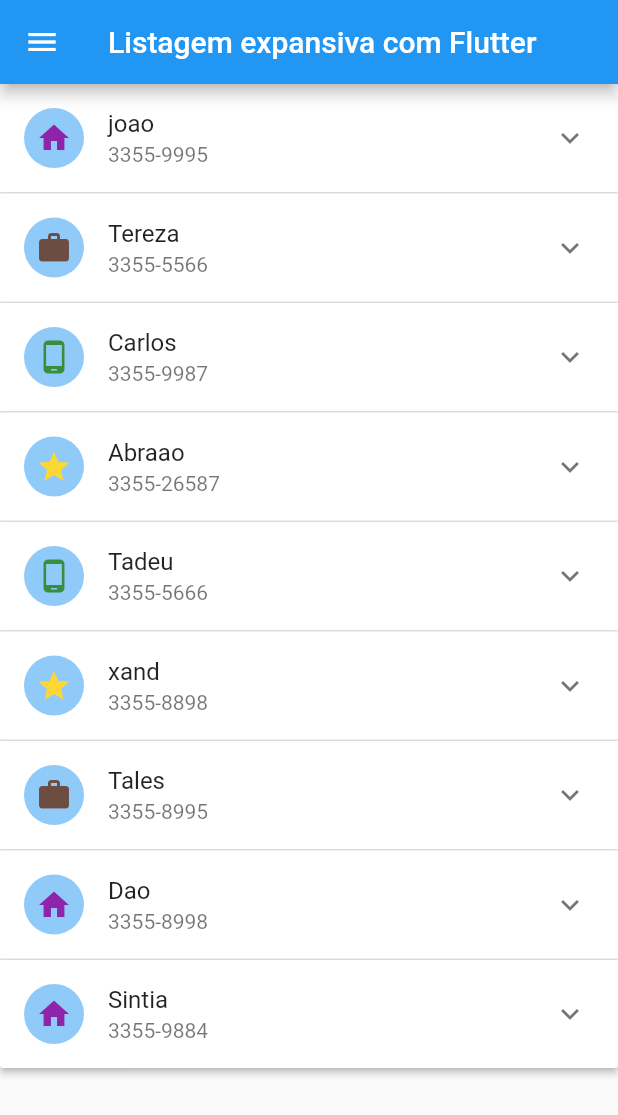
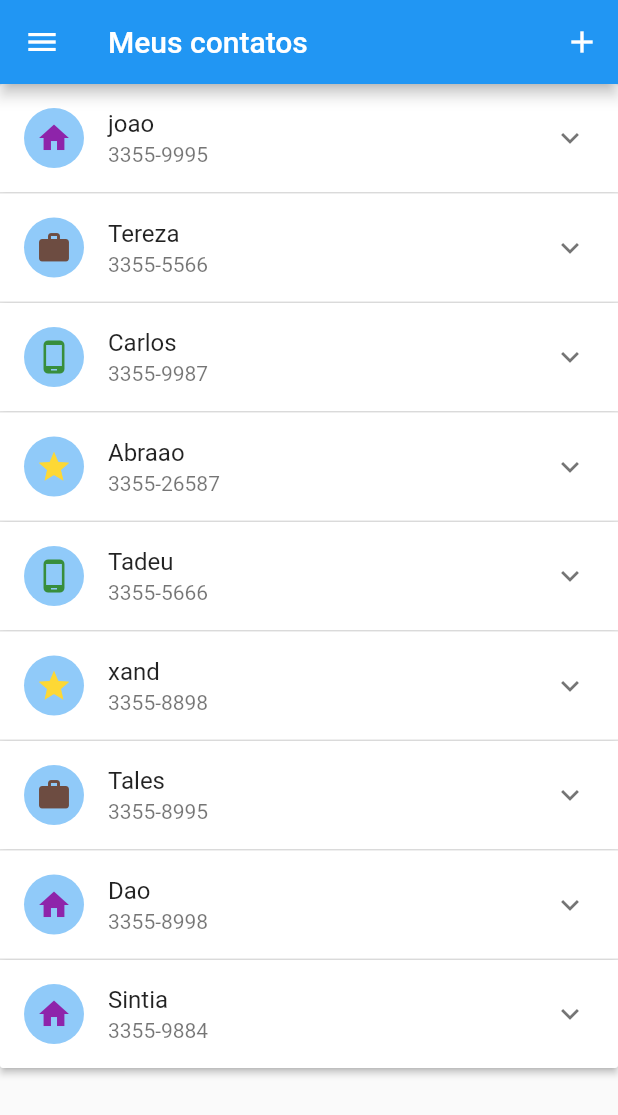
Before and after one commit to jacksonlira88/listagem_expansiva, a Flutter app: the screen it shows after launch, on a phone screen of 412 x 824 dp. Shown: the top 1115 px of the screen. Run offline on Flutter 3.47's test engine with Material 2 defaults, Android fonts, the light colour scheme and no system bars.

Commit message:
Refatoração de código e primeira parta da tela de cadastro do contato

```diff
--- a/lib/main.dart
+++ b/lib/main.dart
@@ -1,13 +1,15 @@
 import 'package:flutter/material.dart';
+import 'package:primeiro_app/model/contato.dart';
+import 'package:primeiro_app/pages/cadastrar_contato.dart';
 
 void main() {
   runApp(const MyApp());
 }
 
+const String _title = 'Meus contatos';
+
 class MyApp extends StatelessWidget {
   const MyApp({Key? key}) : super(key: key);
-
-  static const String _title = 'Listagem expansiva com Flutter';
 
   // This widget is the root of your application.
   @override
@@ -17,11 +19,37 @@ class MyApp extends StatelessWidget {
       theme: ThemeData(
         primarySwatch: Colors.blue,
       ),
-      home: Scaffold(
-        drawer: _drawer(),
-        appBar: AppBar(title: const Text(_title)),
-        body: const MyHomePage(),
+      home: const TelaInicial(),
+      //remover o banner de debug
+      debugShowCheckedModeBanner: false,
+    );
+  }
+}
+
+class TelaInicial extends StatelessWidget {
+  const TelaInicial({Key? key}) : super(key: key);
+
+  @override
+  Widget build(BuildContext context) {
+    // ignore: dead_code
+    return Scaffold(
+      appBar: AppBar(
+        title: const Text(_title),
+        actions: <Widget>[
+          IconButton(
+            onPressed: () {
+              Navigator.push(
+                  context,
+                  MaterialPageRoute(
+                      builder: (context) => const CadastrarContato()));
+            },
+            icon: const Icon(Icons.add),
+            tooltip: 'Adicionar contato',
+          )
+        ],
       ),
+      drawer: _drawer(),
+      body: const MyHomePage(),
     );
   }
 }
@@ -124,8 +152,7 @@ class _MyHomePageState extends State<MyHomePage> {
             },
             body: ListTile(
                 title: Text(contato.nome),
-                subtitle:
-                    const Text('To delete this panel, tap the trash can icon'),
+                subtitle: const Text('Para deletar o item, click na lixeira'),
                 trailing: const Icon(Icons.delete),
                 onTap: () {
                   setState(() {
@@ -138,19 +165,6 @@ class _MyHomePageState extends State<MyHomePage> {
         }).toList());
   }
 }
-
-// Define o contato e seus atributos.
-class Contato {
-  final String nome;
-  final String telefone;
-  final ContatoType tipo;
-  bool isExpanded = false;
-
-  Contato({required this.nome, required this.telefone, required this.tipo});
-}
-
-// Enumera os tipos de contatos
-enum ContatoType { CELULAR, TRABALHO, FAVORITO, CASA }
 
 // Retorna um Icon de acordo com o tipo de contato
 class ContatoHelper {
--- /dev/null
+++ b/lib/model/contato.dart
@@ -0,0 +1,12 @@
+// Define o contato e seus atributos.
+class Contato {
+  final String nome;
+  final String telefone;
+  final ContatoType tipo;
+  bool isExpanded = false;
+
+  Contato({required this.nome, required this.telefone, required this.tipo});
+}
+
+// Enumera os tipos de contatos
+enum ContatoType { CELULAR, TRABALHO, FAVORITO, CASA }
```
Also changed, not shown: lib/pages/cadastrar_contato.dart (added, +111 -0 lines).
